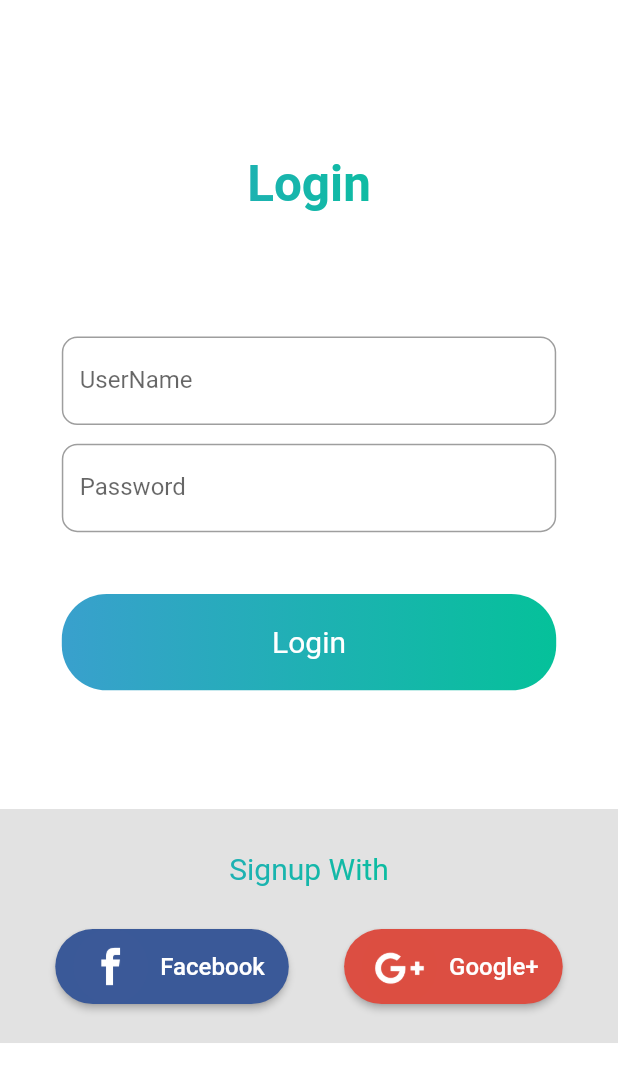
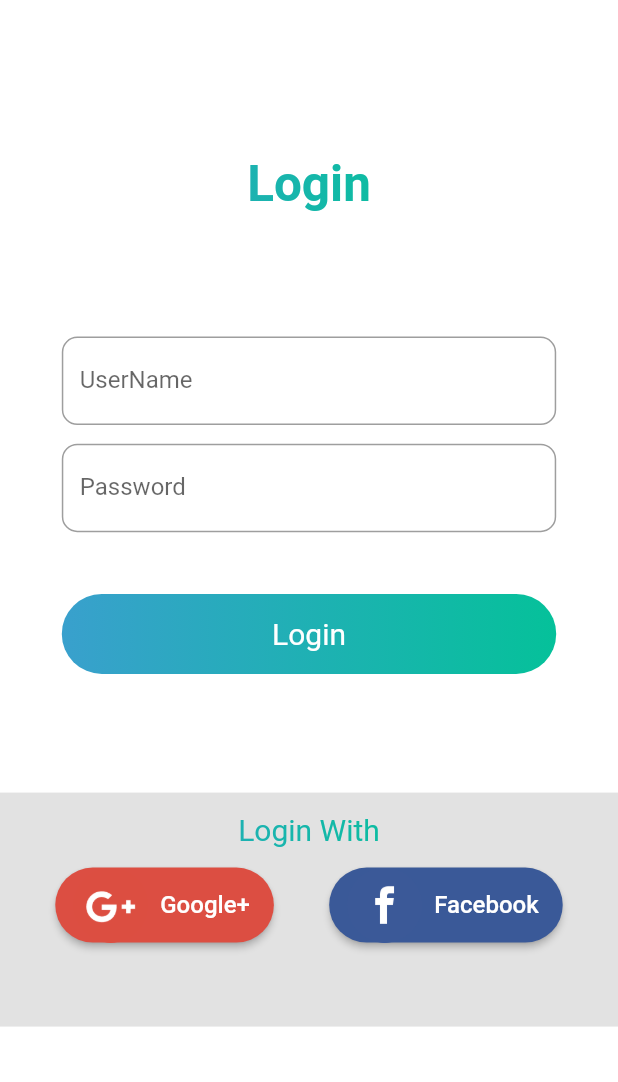
Before and after one commit to PuneethRegonda/Project1, a Flutter app: the screen it shows after launch, after a tap on "Login", on a phone screen of 412 x 824 dp. Shown: the top 1082 px of the screen. Run offline on Flutter 3.47's test engine with Material 2 defaults, Android fonts, the phone set to English and light mode, and no system bars; our stand-ins replace modal_progress_hud.

Commit message:
Thrid commit . the spelling mistakes and color r corrected

```diff
--- a/lib/main.dart
+++ b/lib/main.dart
@@ -42,14 +42,15 @@ class FirstScreenState extends State<FirstScreen>
     return Scaffold(
       backgroundColor: Colors.white,
       body: Container(
+        color: Colors.white,
         width: double.infinity,
-        decoration: BoxDecoration(
-            gradient: LinearGradient(
-          colors: [
-            Color.fromRGBO(57, 160, 205, 1),
-            Color.fromRGBO(5, 193, 154, 1)
-          ],
-        )),
+//        decoration: BoxDecoration(
+//            gradient: LinearGradient(
+//          colors: [
+//            Color.fromRGBO(57, 160, 205, 1),
+//            Color.fromRGBO(5, 193, 154, 1)
+//          ],
+//        )),
         child: FadeTransition(
             opacity: _controller,
           child: BodyLayOut(),
@@ -90,9 +91,9 @@ class BodyLayOut extends StatelessWidget {
             GradientButton(
                 onPressed: () {
                   Navigator.of(context).push(MaterialPageRoute(
-                      builder: (BuildContext context) => SignIn()));
+                      builder: (BuildContext context) => SignUp()));
                 },
-                title: 'Sign in',
+                title: 'Sign Up',
                 width: 350.0,
                 height: 60.0),
             SizedBox(
@@ -143,19 +144,19 @@ class GradientButton extends StatelessWidget {
           title,
           style: TextStyle(
             fontSize: 20.0,
-            foreground: Paint()..shader = linearGradient,
-//            color: Colors.white
+//            foreground: Paint()..shader = linearGradient,
+            color: Colors.white
           ),
         )),
         width: width,
         height: height,
         decoration: BoxDecoration(
-          color: Colors.white,
+//          color: Colors.white,
           borderRadius: BorderRadius.circular(30.0),
           shape: BoxShape.rectangle,
-//          gradient: new LinearGradient(
-//            colors: [Color.fromRGBO(57, 160, 205, 1), Color.fromRGBO(5, 193, 154, 1)],
-//          ),
+          gradient: new LinearGradient(
+            colors: [Color.fromRGBO(57, 160, 205, 1), Color.fromRGBO(5, 193, 154, 1)],
+          ),
         ),
       ),
     );
--- a/lib/screens/Loginscreen.dart
+++ b/lib/screens/Loginscreen.dart
@@ -103,6 +103,7 @@ class _LoginState extends State<Login> with LoginValidation {
 
                         GradientButton(
                           onPressed: () {
+                            print(_size.height*0.078);
                             FocusScope.of(context)
                                 .requestFocus(FocusNode());
                             if (_formKey.currentState.validate() &&
@@ -117,7 +118,7 @@ class _LoginState extends State<Login> with LoginValidation {
                           },
                             title: 'Login',
                           width: _size.width*0.8,
-                          height: _size.height*0.078,
+                          height:53.307428571428574,
                         ),
                         ],
                       ),
@@ -134,6 +135,16 @@ class _LoginState extends State<Login> with LoginValidation {
             SizedBox(
               height: 30.0,
             ),
+            ///
+            ///
+            /// Down Part
+            ///
+            /// LOgin with
+            ///
+            ///
+
+
+
             Container(
               width: double.infinity,
               height: 156.0,
@@ -145,10 +156,10 @@ class _LoginState extends State<Login> with LoginValidation {
 //                    mainAxisSize: MainAxisSize.min,
                     children: <Widget>[
                       SizedBox(
-                        height: 80.0,
+                        height: 50.0,
                       ),
                       Text(
-                        'Signup With',
+                        'Login With',
                         style: TextStyle(
                           fontSize: 20.0,
 //                        color: Colors.black,
@@ -163,6 +174,23 @@ class _LoginState extends State<Login> with LoginValidation {
                   Row(
                     mainAxisAlignment: MainAxisAlignment.spaceEvenly,
                     children: <Widget>[
+                      Container(
+                        height: 50.0,
+                        child: RaisedButton.icon(
+                          onPressed: () {},
+                          icon: Image(image: AssetImage('assets/google-plus.png')),
+                          label: Text(
+                            'Google+',
+                            style: TextStyle(
+                              color: Colors.white,
+                              fontSize: 16.0,
+                            ),
+                          ),
+                          shape: RoundedRectangleBorder(
+                              borderRadius: BorderRadius.circular(40.0)),
+                          color: Color.fromRGBO(220, 78, 66, 1),
+                        ),
+                      ),
                       Container(
                         height: 50.0,
                         decoration: BoxDecoration(
@@ -184,23 +212,7 @@ class _LoginState extends State<Login> with LoginValidation {
                         ),
                       ),
                       ///
-                      Container(
-                        height: 50.0,
-                        child: RaisedButton.icon(
-                          onPressed: () {},
-                          icon: Image(image: AssetImage('assets/google-plus.png')),
-                          label: Text(
-                            'Google+',
-                            style: TextStyle(
-                              color: Colors.white,
-                              fontSize: 16.0,
-                            ),
-                          ),
-                          shape: RoundedRectangleBorder(
-                              borderRadius: BorderRadius.circular(40.0)),
-                          color: Color.fromRGBO(220, 78, 66, 1),
-                        ),
-                      ),
+
                     ],
                   ),
                 ],
```
Also changed, not shown: lib/screens/SignUp.dart (+4 -4 lines).
